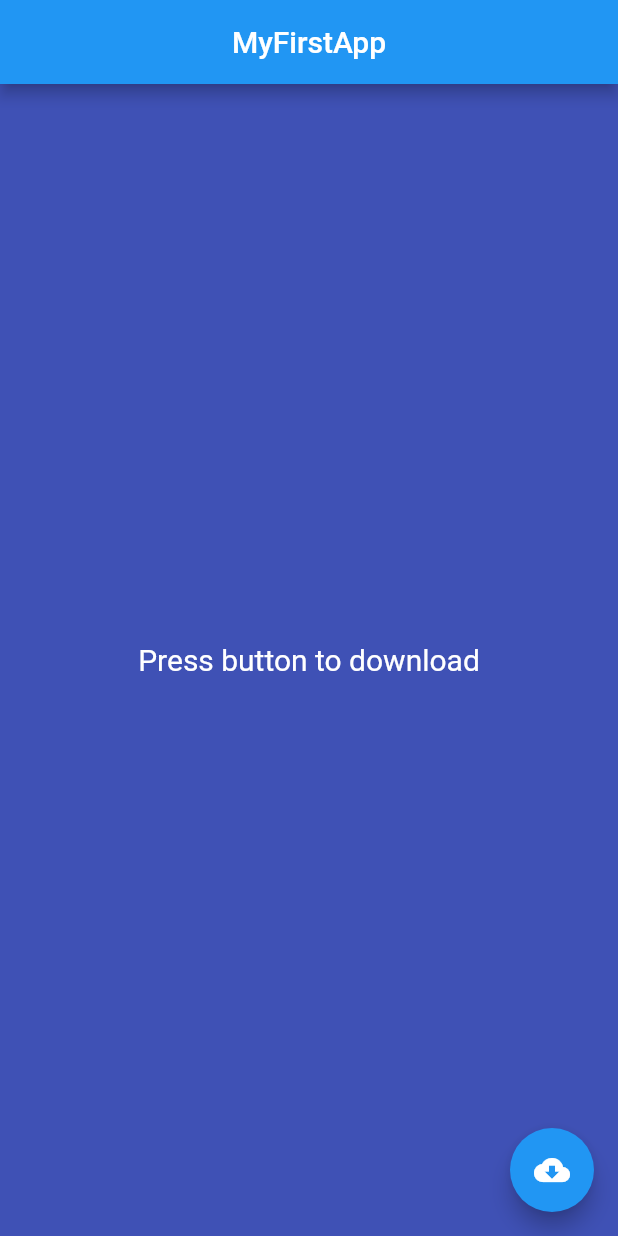
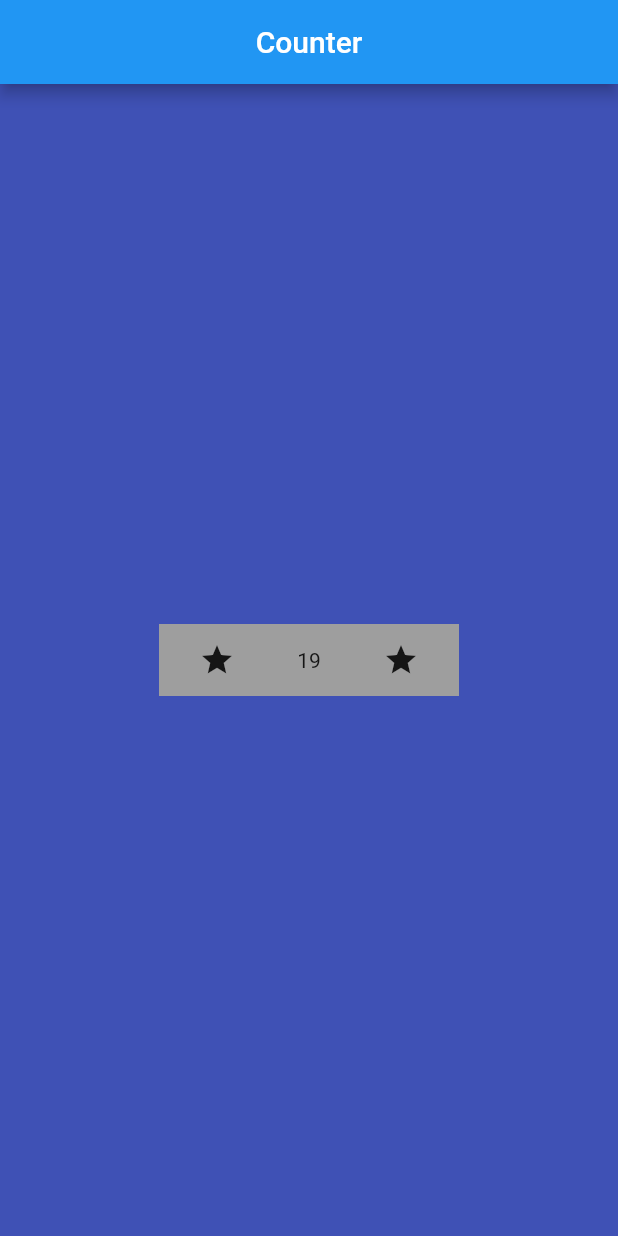
Before and after one commit to dadaxon0019/DownoaldAppExample, a Flutter app: the screen it shows after launch, on a phone screen of 412 x 824 dp. Run offline on Flutter 3.47's test engine with Material 2 defaults, Android fonts, the phone set to English and light mode, and no system bars.

Commit message:
counterHomeWork

```diff
--- /dev/null
+++ b/lib/counter.dart
@@ -0,0 +1,64 @@
+import 'package:flutter/material.dart';
+
+class HomeCounter extends StatelessWidget {
+  @override
+  Widget build(BuildContext context) {
+    return MaterialApp(
+      home: Scaffold(
+        backgroundColor: Colors.indigo,
+        appBar: AppBar(
+          title: Text('Counter'),
+          centerTitle: true,
+        ),
+        body: CounterState(),
+      ),
+    );
+  }
+}
+
+class CounterState extends StatefulWidget {
+  @override
+  State<StatefulWidget> createState() {
+    return _CounterStateState();
+  }
+}
+
+class _CounterStateState extends State<CounterState> {
+  late int value;
+
+  @override
+  void initState() {
+    value = 19;
+    super.initState();
+  }
+
+  @override
+  Widget build(BuildContext context) {
+    return Center(
+      child: Container(
+        width: 200,
+        decoration: BoxDecoration(color: Colors.grey),
+        child: Row(
+          mainAxisAlignment: MainAxisAlignment.spaceAround,
+          children: [
+            IconButton(
+                onPressed: () {
+                  setState(() {
+                    value -= 1;
+                  });
+                },
+                icon: Icon(Icons.star)),
+            Text('${value}'),
+            IconButton(
+                onPressed: () {
+                  setState(() {
+                    value += 1;
+                  });
+                },
+                icon: Icon(Icons.star))
+          ],
+        ),
+      ),
+    );
+  }
+}
--- a/lib/main.dart
+++ b/lib/main.dart
@@ -1,9 +1,10 @@
 import 'dart:async';
 
 import 'package:flutter/material.dart';
+import 'package:flutter_application_1/counter.dart';
 
 void main() {
-  runApp(MyFirstApp());
+  runApp(HomeCounter());
 }
 
 class MyFirstApp extends StatefulWidget {
@@ -73,7 +74,6 @@ class _MyFirstAppState extends State<MyFirstApp> {
     Timer.periodic(oneSec, (Timer t) {
       setState(() {
         _progress += 0.1;
-
         if (_progress.toStringAsFixed(1) == '1.0') {
           _loading = false;
           t.cancel();
```
